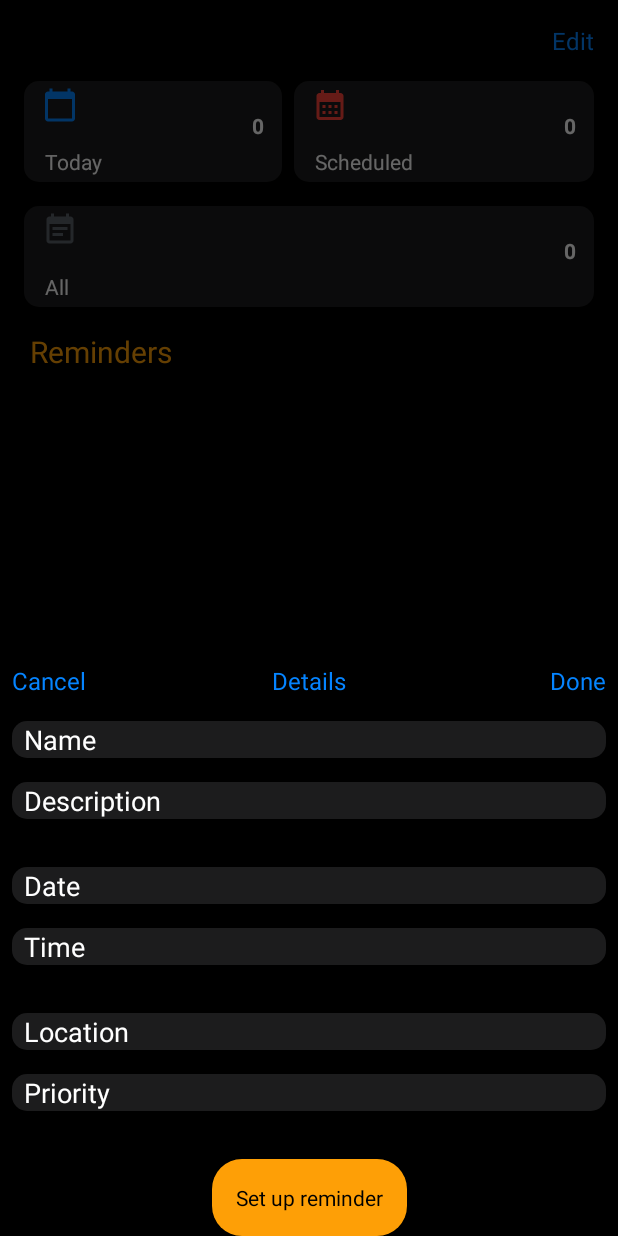
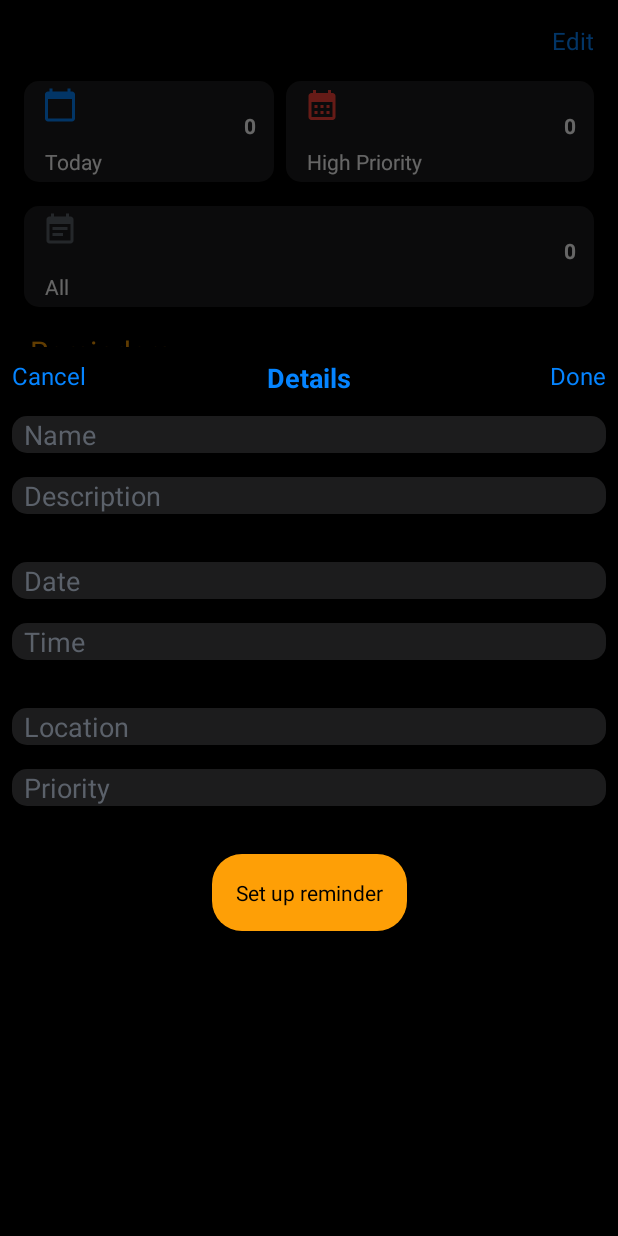
Before and after one commit to ozar98/ToDoListAndroidPractice, an Android app: the screen it shows after launch (MainActivity), after a tap on "New Reminder", on a phone screen of 412 x 824 dp. Run offline under Robolectric (Android 15) with nearby library versions, the phone set to English and light mode, and no system bars; our stand-ins replace Room's generated code.

Commit message:
optimized coded and added priority page

```diff
--- a/app/src/main/AndroidManifest.xml
+++ b/app/src/main/AndroidManifest.xml
@@ -13,6 +13,9 @@
         android:supportsRtl="true"
         android:theme="@style/Theme.ToDoPractice_exam"
         tools:targetApi="31">
+        <activity
+            android:name=".ReminderHighPage"
+            android:exported="false" />
         <activity
             android:name=".ReminderPage"
             android:exported="false" />
--- a/app/src/main/java/com/example/todopractice_exam/DB.kt
+++ b/app/src/main/java/com/example/todopractice_exam/DB.kt
@@ -29,7 +29,7 @@ abstract class DB: RoomDatabase() {
 
 @Entity
 data class Remainders(
-    @PrimaryKey(autoGenerate = true) val id:Int,
+    @PrimaryKey(autoGenerate = true) val id: Int,
     var name:String,
     var description: String,
     var date:String,//Date
@@ -41,10 +41,10 @@ data class Remainders(
 @Dao
 interface MyDao{
     @Query("SELECT * FROM remainders")
-    fun getAllRemainders(): List<Remainders>
+    suspend fun getAllRemainders(): List<Remainders>
 
     @Query("SELECT * FROM remainders WHERE id like :chosenID")
-    fun getChosenReminder(chosenID: Int):List<Remainders>
+    fun getChosenReminder(chosenID: Int):Remainders
 
     @Insert
     fun insertNewRemainder(reminder: Remainders)
@@ -64,4 +64,10 @@ interface MyDao{
     @Query("SELECT * FROM Remainders where date=:today")
     fun getTodayRemainder(today: String):List<Remainders>
 
+    @Query("SELECT * FROM Remainders ORDER BY CASE WHEN priority=:priority THEN 1 WHEN priority= 'Medium' THEN 2 ELSE 3 END ")
+    suspend fun getHighPriorityFirst(priority:String="High"):List<Remainders>
+
+    @Query("SELECT COUNT(id) from remainders where priority=:priority")
+    fun countHighPriorityReminder(priority: String="High"):Int
+
 }
--- a/app/src/main/java/com/example/todopractice_exam/MainActivity.kt
+++ b/app/src/main/java/com/example/todopractice_exam/MainActivity.kt
@@ -11,7 +11,9 @@ import android.widget.Button
 import android.widget.EditText
 import android.widget.TextView
 import androidx.appcompat.widget.AppCompatButton
+import androidx.lifecycle.ViewModelProvider
 import com.example.todopractice_exam.databinding.ActivityMainBinding
+import com.example.todopractice_exam.databinding.CreateReminderPageBinding
 
 import com.google.android.material.bottomsheet.BottomSheetDialog
 import kotlinx.coroutines.CoroutineScope
@@ -24,6 +26,8 @@ import java.util.*
 import kotlin.math.log
 
 class MainActivity : AppCompatActivity() {
+    private var _bindingBS:CreateReminderPageBinding?=null
+    private val bindingBS get()=_bindingBS!!
 
     private var _binding: ActivityMainBinding? = null
     private val binding get() = _binding!!
@@ -32,15 +36,27 @@ class MainActivity : AppCompatActivity() {
 
     private val reminderAdapter = ReminderAdapter()
 
+    private lateinit var db: DB
+    private lateinit var dao: MyDao
+
+    // ViewModel для данной активити
+    private lateinit var viewModel: MainViewModel
+
 
     override fun onCreate(savedInstanceState: Bundle?) {
         super.onCreate(savedInstanceState)
         _binding = ActivityMainBinding.inflate(layoutInflater)
+        _bindingBS=CreateReminderPageBinding.inflate(layoutInflater)
+        db = DB.getInstance(this)
+        dao = db.getMyDao()
+
+        notesActivity = BottomSheetDialog(this)
+
+        notesActivity?.setContentView(bindingBS.root)
+        viewModel = ViewModelProvider(this)[MainViewModel::class.java]
+
         setContentView(binding.root)
-
         binding.remindersRv.adapter = reminderAdapter
-
-        setupListeners()
         getListReminder()
         setupNotesActivity()
 
@@ -53,52 +69,51 @@ class MainActivity : AppCompatActivity() {
 
             binding.deleteButton.visibility=VISIBLE
             binding.deleteButton.setOnClickListener { _ ->
-                val db = DB.getInstance(this)
-                val dao = db.getMyDao()
                 CoroutineScope(Dispatchers.IO).launch {
-                    dao.deleteEntity(it)
-                    val list=dao.getAllRemainders()
+                    viewModel.deleteReminder(it)
+                    val listRemainders=viewModel.getAllReminders()
                     withContext(Dispatchers.Main){
-                        reminderAdapter.submitList(list)
+                        reminderAdapter.submitList(listRemainders)
                     }
                 }
             }
         }
+        setButtonsClick()
+
+
+
+    }
+    fun setButtonsClick(){
         binding.todayButton.setOnClickListener {
             startActivity(Intent(this, ReminderPage::class.java))
         }
         binding.noteButton.setOnClickListener {
             startActivity(Intent(this, ReminderAllPage::class.java))
         }
+        binding.priorityButton.setOnClickListener {
+            startActivity(Intent(this, ReminderHighPage::class.java))
+        }
+    }
 
-
-
-    }
     fun setTexts(){
-        val db = DB.getInstance(this)
-        val dao = db.getMyDao()
         CoroutineScope(Dispatchers.IO).launch {
-            val countToday=dao.countToday("05.07.2022")
-            val countAllRemainders=dao.countAll()
+            val countToday=viewModel.countTodayReminders()
+            val countAllRemainders=viewModel.countAllReminders()
             withContext(Dispatchers.Main){
-                binding.countToday.text=countToday.toString()
-                binding.countAll.text=countAllRemainders.toString()
+                binding.countToday.setText(countToday.toString())
+                binding.countAll.setText(countAllRemainders.toString())
             }
         }
     }
 
 
-    fun setupListeners() {
-        getListReminder()
 
-    }
 
     private fun getListReminder() {
-        val db = DB.getInstance(this)
-        val dao = db.getMyDao()
+
         CoroutineScope(Dispatchers.IO).launch {
 
-            val listOfReminders = dao.getAllRemainders()
+            val listOfReminders = viewModel.getAllReminders()
             withContext(Dispatchers.Main) {
                 reminderAdapter.submitList(listOfReminders)
             }
@@ -107,45 +122,29 @@ class MainActivity : AppCompatActivity() {
     }
 
     fun showReminder(id: Int) {
-        val db = DB.getInstance(this)
-        val dao = db.getMyDao()
-        notesActivity = BottomSheetDialog(this)
-        notesActivity?.setContentView(R.layout.create_reminder_page)
         notesActivity?.show()
         CoroutineScope(Dispatchers.IO).launch {
-            val chosenReminder = dao.getChosenReminder(id)
+            val chosenReminder = viewModel.getChosenReminder(id)
             withContext(Dispatchers.Main) {
-                notesActivity?.findViewById<EditText>(R.id.name_edit_text)
-                    ?.setText(chosenReminder[0].name)
-                notesActivity?.findViewById<EditText>(R.id.description_edit_text)
-                    ?.setText(chosenReminder[0].description)
-                notesActivity?.findViewById<EditText>(R.id.date_edit_text)
-                    ?.setText(chosenReminder[0].date)
-                notesActivity?.findViewById<EditText>(R.id.time_edit_text)
-                    ?.setText(chosenReminder[0].time)
-                notesActivity?.findViewById<EditText>(R.id.location_edit_text)
-                    ?.setText(chosenReminder[0].location)
-                notesActivity?.findViewById<EditText>(R.id.priority_edit_text)
-                    ?.setText(chosenReminder[0].priority)
+                bindingBS.nameEditText.setText(chosenReminder.name)
+                bindingBS.descriptionEditText.setText(chosenReminder.description)
+                bindingBS.dateEditText.setText(chosenReminder.date)
+                bindingBS.timeEditText.setText(chosenReminder.time)
+                bindingBS.locationEditText.setText(chosenReminder.location)
+                bindingBS.priorityEditText.setText(chosenReminder.priority)
             }
         }
-        notesActivity?.findViewById<TextView>(R.id.submit)?.setOnClickListener {
+        bindingBS.submit.setText("Edit reminder")
+        bindingBS.submit.setOnClickListener {
             notesActivity?.show()
-            notesActivity?.findViewById<TextView>(R.id.submit)?.text = "Edit remainder"
-            val name = notesActivity?.findViewById<EditText>(R.id.name_edit_text)?.text.toString()
-            val description = notesActivity?.findViewById<EditText>(R.id.description_edit_text)?.text.toString()
-            val date = notesActivity?.findViewById<EditText>(R.id.date_edit_text)?.text.toString()
-            val time = notesActivity?.findViewById<EditText>(R.id.time_edit_text)?.text.toString()
-            val location = notesActivity?.findViewById<EditText>(R.id.location_edit_text)?.text.toString()
-            val priority = notesActivity?.findViewById<EditText>(R.id.priority_edit_text)?.text.toString()
+            val reminder=setDataToReminder()
             CoroutineScope(Dispatchers.IO).launch {
-                dao.updateDB(Remainders(id, name, description, date, time, location, priority))
-                val listOfReminders = dao.getAllRemainders()
+                viewModel.updateReminder(reminder)
+                val listOfReminders = viewModel.getAllReminders()
                 withContext(Dispatchers.Main) {
                     reminderAdapter.submitList(listOfReminders)
                 }
             }
-
             notesActivity?.dismiss()
             setTexts()
         }
@@ -153,36 +152,40 @@ class MainActivity : AppCompatActivity() {
 
 
     fun setupNotesActivity() {
-        val db = DB.getInstance(this)
-        val dao = db.getMyDao()
-        notesActivity = BottomSheetDialog(this)
-        notesActivity?.setContentView(R.layout.create_reminder_page)
+
         binding.newReminder.setOnClickListener {
+            bindingBS.nameEditText.setText("")
+            bindingBS.descriptionEditText.setText("")
+            bindingBS.dateEditText.setText("")
+            bindingBS.timeEditText.setText("")
+            bindingBS.locationEditText.setText("")
+            bindingBS.priorityEditText.setText("")
             notesActivity?.show()
-            notesActivity?.findViewById<TextView>(R.id.submit)?.setOnClickListener {
-                insertEntityDB(dao)
+            bindingBS.submit.setOnClickListener {
+                insertEntityDB()
                 setTexts()
             }
         }
     }
 
-    fun insertEntityDB(dao: MyDao) {
-        val name = notesActivity?.findViewById<EditText>(R.id.name_edit_text)?.text.toString()
-        val description =
-            notesActivity?.findViewById<EditText>(R.id.description_edit_text)?.text.toString()
-        val date = notesActivity?.findViewById<EditText>(R.id.date_edit_text)?.text.toString()
-        val time = notesActivity?.findViewById<EditText>(R.id.time_edit_text)?.text.toString()
-        val location =
-            notesActivity?.findViewById<EditText>(R.id.location_edit_text)?.text.toString()
-        val priority =
-            notesActivity?.findViewById<EditText>(R.id.priority_edit_text)?.text.toString()
+    fun insertEntityDB() {
+        val reminder=setDataToReminder()
         CoroutineScope(Dispatchers.IO).launch {
-            dao.insertNewRemainder(Remainders(0, name, description, date, time, location, priority))
-            val listOfReminders = dao.getAllRemainders()
+            viewModel.inserNewReminder(reminder)
+            val listOfReminders = viewModel.getAllReminders()
             withContext(Dispatchers.Main) {
                 reminderAdapter.submitList(listOfReminders)
             }
 
         }
     }
+    fun setDataToReminder(): Remainders{
+        val name = bindingBS.nameEditText.text.toString()
+        val description = bindingBS.descriptionEditText.text.toString()
+        val date = bindingBS.dateEditText.text.toString()
+        val time = bindingBS.timeEditText.text.toString()
+        val location = bindingBS.locationEditText.text.toString()
+        val priority = bindingBS.priorityEditText.text.toString()
+        return Remainders(0,name, description, date, time, location, priority)
+    }
 }
--- a/app/src/main/java/com/example/todopractice_exam/ViewModel.kt
+++ b/app/src/main/java/com/example/todopractice_exam/ViewModel.kt
@@ -1,5 +1,57 @@
 package com.example.todopractice_exam
 
-class ViewModel {
+import android.app.Application
+import androidx.lifecycle.AndroidViewModel
+import androidx.lifecycle.ViewModel
+import kotlinx.coroutines.CoroutineScope
+import kotlinx.coroutines.Dispatchers
+import kotlinx.coroutines.launch
+import kotlinx.coroutines.withContext
+
+
+class ReminderHighPageViewModel(application: Application): AndroidViewModel(application) {
+    private val db = DB.getInstance(application)
+    private val dao = db.getMyDao()
+
+    suspend fun getHighPriorityListReminder(): List<Remainders> {
+        return dao.getHighPriorityFirst()
+    }
+}
+
+class MainViewModel(application: Application):AndroidViewModel(application){
+    private val db = DB.getInstance(application)
+    private val dao = db.getMyDao()
+
+    private val today="05.07.2022"
+    suspend fun getAllReminders():List<Remainders>{
+        return dao.getAllRemainders()
+    }
+    suspend fun countAllReminders():Int{
+        return dao.countAll()
+    }
+    suspend fun getTodayReminders():List<Remainders>{
+        return dao.getTodayRemainder(today)
+    }
+    suspend fun countTodayReminders():Int{
+        return dao.countToday(today)
+    }
+    suspend fun countHighPriorityReminders():Int{
+        return dao.countHighPriorityReminder()
+    }
+    suspend fun inserNewReminder(reminder:Remainders){
+        return dao.insertNewRemainder(reminder)
+    }
+    suspend fun deleteReminder(id: Int){
+        return dao.deleteEntity(id)
+    }
+
+    suspend fun getChosenReminder(id: Int):Remainders{
+        val reminder=dao.getChosenReminder(id)
+        return reminder
+    }
+    suspend fun updateReminder(reminder: Remainders){
+        return dao.updateDB(reminder)
+    }
+
 
 }
--- a/app/src/main/res/layout/activity_main.xml
+++ b/app/src/main/res/layout/activity_main.xml
@@ -81,7 +81,7 @@
                     <ImageButton
                         android:layout_width="wrap_content"
                         android:layout_height="wrap_content"
-                        android:id="@+id/calendar_button"
+                        android:id="@+id/priority_button"
                         android:layout_marginStart="8dp"
                         android:background="?attr/selectableItemBackground"
                         app:layout_constraintTop_toTopOf="parent"
@@ -90,12 +90,12 @@
                     <TextView
                         android:layout_width="wrap_content"
                         android:layout_height="wrap_content"
-                        android:text="Scheduled"
+                        android:text="High Priority"
                         android:layout_marginStart="10dp"
                         android:layout_marginBottom="8dp"
                         android:textColor="@color/white"
                         app:layout_constraintStart_toStartOf="parent"
-                        app:layout_constraintTop_toBottomOf="@id/calendar_button"
+                        app:layout_constraintTop_toBottomOf="@id/priority_button"
                         android:layout_marginTop="16dp"/>
                     <TextView
                         android:layout_width="wrap_content"
@@ -103,7 +103,7 @@
                         app:layout_constraintEnd_toEndOf="parent"
                         app:layout_constraintTop_toTopOf="parent"
                         android:text="0"
-                        android:id="@+id/count_scheduled"
+                        android:id="@+id/count_priority"
                         android:layout_marginEnd="8dp"
                         android:textColor="@color/white"
                         android:textStyle="bold"
--- a/app/src/main/res/layout/create_reminder_page.xml
+++ b/app/src/main/res/layout/create_reminder_page.xml
@@ -22,7 +22,8 @@
             android:layout_width="wrap_content"
             android:layout_height="wrap_content"
             android:text="Details"
-            android:textSize="16dp"
+            android:textStyle="bold"
+            android:textSize="18dp"
             android:layout_marginTop="8dp"
             android:textColor="@color/light_blue"
             app:layout_constraintTop_toTopOf="parent"
@@ -49,21 +50,23 @@
                 android:layout_width="match_parent"
                 android:layout_height="wrap_content"
                 android:id="@+id/name_edit_text"
+                android:textColorHint="@color/light_gray"
                 android:textColor="@color/white"
                 android:paddingStart="8dp"
+                android:hint="Name"
                 android:layout_marginHorizontal="8dp"
-                android:background="@drawable/design_layout"
-                android:text="Name"/>
+                android:background="@drawable/design_layout" />
             <EditText
                 android:layout_width="match_parent"
                 android:layout_height="wrap_content"
                 android:id="@+id/description_edit_text"
+                android:textColorHint="@color/light_gray"
                 android:textColor="@color/white"
                 android:paddingStart="8dp"
                 android:layout_marginVertical="16dp"
                 android:layout_marginHorizontal="8dp"
                 android:background="@drawable/design_layout"
-                android:text="Description"/>
+                android:hint="Description"/>
 
         </LinearLayout>
         <LinearLayout
@@ -77,8 +80,9 @@
                 android:layout_width="match_parent"
                 android:layout_height="wrap_content"
                 android:id="@+id/date_edit_text"
-                android:text="Date"
+                android:hint="Date"
                 android:textColor="@color/white"
+                android:textColorHint="@color/light_gray"
                 android:paddingStart="8dp"
                 android:layout_marginHorizontal="8dp"
                 android:background="@drawable/design_layout"/>
@@ -86,7 +90,8 @@
                 android:layout_width="match_parent"
                 android:layout_height="wrap_content"
                 android:id="@+id/time_edit_text"
-                android:text="Time"
+                android:hint="Time"
+                android:textColorHint="@color/light_gray"
                 android:textColor="@color/white"
                 android:paddingStart="8dp"
                 android:layout_marginVertical="16dp"
@@ -105,7 +110,8 @@
                 android:layout_width="match_parent"
                 android:layout_height="wrap_content"
                 android:id="@+id/location_edit_text"
-                android:text="Location"
+                android:hint="Location"
+                android:textColorHint="@color/light_gray"
                 android:textColor="@color/white"
                 android:paddingStart="8dp"
                 android:layout_marginHorizontal="8dp"
@@ -115,11 +121,12 @@
                 android:layout_height="wrap_content"
                 android:id="@+id/priority_edit_text"
                 android:textColor="@color/white"
+                android:textColorHint="@color/light_gray"
                 android:paddingStart="8dp"
                 android:layout_marginVertical="16dp"
                 android:layout_marginHorizontal="8dp"
                 android:background="@drawable/design_layout"
-                android:text="Priority"/>
+                android:hint="Priority"/>
         </LinearLayout>
 
         <TextView
@@ -130,9 +137,11 @@
             android:id="@+id/submit"
             android:background="@drawable/button_design"
             android:layout_marginTop="16dp"
+            android:layout_marginBottom="220dp"
             android:padding="16dp"
             app:layout_constraintTop_toBottomOf="@+id/thirdLL"
             app:layout_constraintStart_toStartOf="parent"
+            app:layout_constraintBottom_toBottomOf="parent"
             app:layout_constraintEnd_toEndOf="parent"/>
 
     </androidx.constraintlayout.widget.ConstraintLayout>
```
